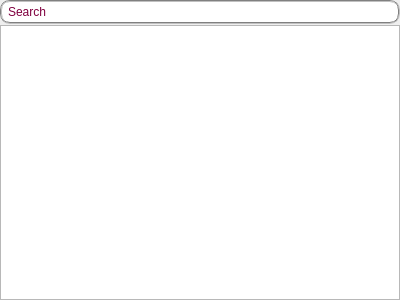
Qt form Source/Applications/DREAM3D/UI_Files/QFilterListDockWidget.ui (BlueQuartzSoftware/DREAM3D) before a commit.
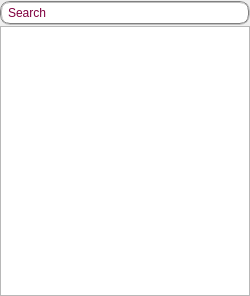
The same form after that commit. Custom widgets are drawn as their Qt base class.

Patch:
```diff
--- a/Source/Applications/DREAM3D/UI_Files/QFilterListDockWidget.ui
+++ b/Source/Applications/DREAM3D/UI_Files/QFilterListDockWidget.ui
@@ -6,10 +6,30 @@
    <rect>
     <x>0</x>
     <y>0</y>
-    <width>400</width>
-    <height>300</height>
+    <width>250</width>
+    <height>296</height>
    </rect>
   </property>
+  <property name="minimumSize">
+   <size>
+    <width>250</width>
+    <height>104</height>
+   </size>
+  </property>
+  <property name="styleSheet">
+   <string notr="true">QDockWidget
+{
+color: white;
+}
+
+QDockWidget::title 
+{
+background-color: qlineargradient(spread:pad, x1:0, y1:0, x2:0, y2:1, stop:0 rgba(103, 93, 103, 255), stop:0.00985222 rgba(176, 166, 176, 255), stop:0.433498 rgba(127, 117, 127, 255), stop:0.448276 rgba(113, 103, 113, 255), stop:0.985222 rgba(112, 102, 112, 255), stop:1 rgba(79, 69, 79, 255));
+text-align: center;
+padding-left: 5px;
+}
+</string>
+  </property>
   <property name="windowTitle">
    <string>Filter List</string>
   </property>
@@ -18,7 +38,16 @@
     <property name="spacing">
      <number>1</number>
     </property>
-    <property name="margin">
+    <property name="leftMargin">
+     <number>0</number>
+    </property>
+    <property name="topMargin">
+     <number>1</number>
+    </property>
+    <property name="rightMargin">
+     <number>0</number>
+    </property>
+    <property name="bottomMargin">
      <number>0</number>
     </property>
     <item>
@@ -53,7 +82,14 @@
      </widget>
     </item>
     <item>
-     <widget class="QFilterListWidget" name="filterList"/>
+     <widget class="QFilterListWidget" name="filterList">
+      <property name="minimumSize">
+       <size>
+        <width>250</width>
+        <height>50</height>
+       </size>
+      </property>
+     </widget>
     </item>
    </layout>
   </widget>
```
